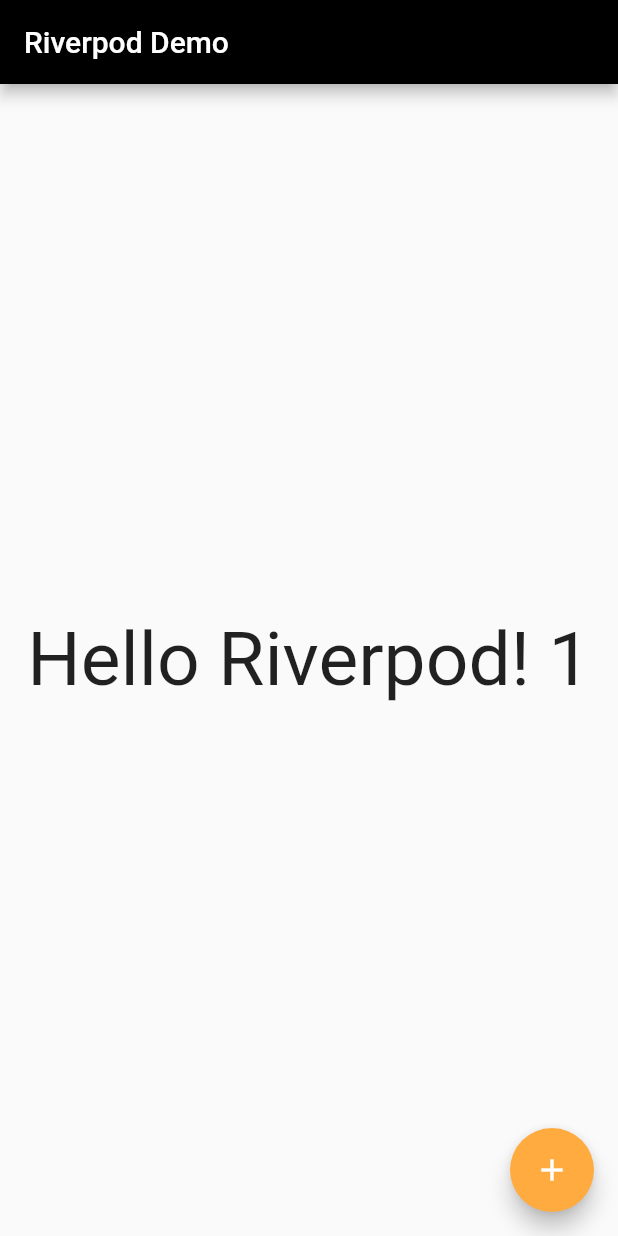
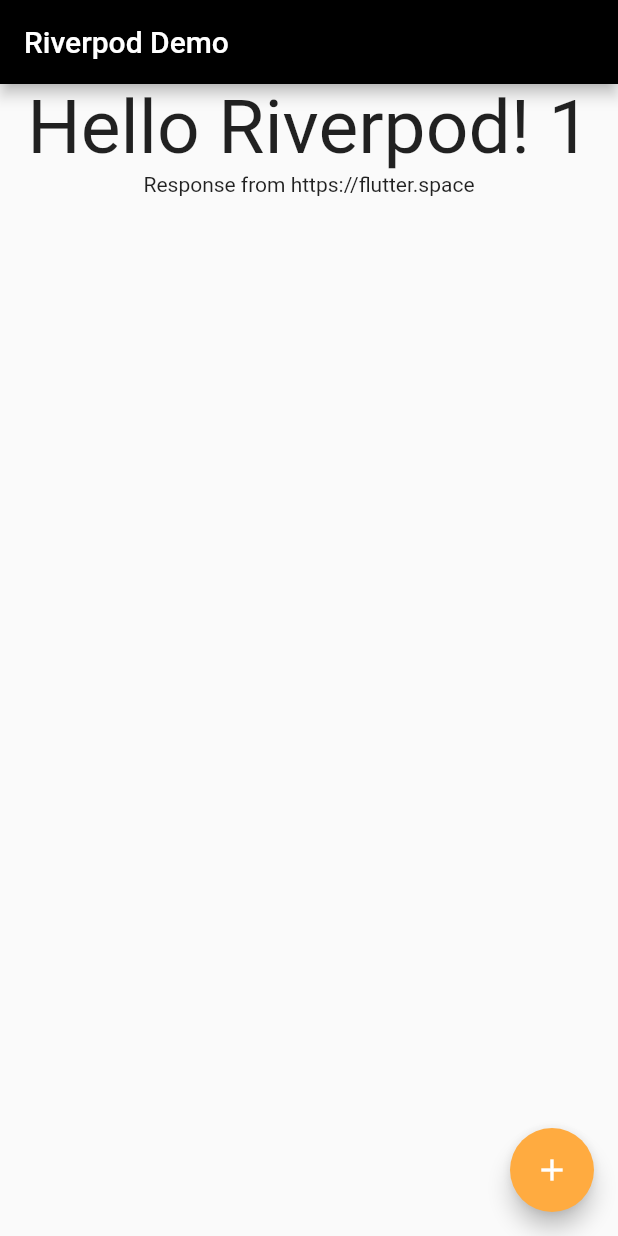
Before and after one commit to omdxp/riverpod_demo, a Flutter app: the screen it shows after launch, after a tap on the "add" icon, on a phone screen of 412 x 824 dp. Run offline on Flutter 3.47's test engine with Material 2 defaults, Android fonts, the phone set to English and light mode, and no system bars; our stand-ins replace flutter_riverpod.

Commit message:
Future provider.

```diff
--- a/lib/src/screens/home.dart
+++ b/lib/src/screens/home.dart
@@ -6,7 +6,9 @@ class Home extends StatelessWidget {
   @override
   Widget build(BuildContext context) {
     return Center(
-      child: Consumer(
+      child: Column(
+        children: [
+          Consumer(
             builder: (context, watch, child) {
               final greetingText = watch(greetingProvider);
               final count = watch(incrementProvider);
@@ -16,6 +18,19 @@ class Home extends StatelessWidget {
               );
             },
           ),
+          Consumer(builder: (context, watch, child) {
+            final responseAsyncValue =
+                watch(responseProvider('https://flutter.space'));
+            return responseAsyncValue.map(
+                data: (_) => Text(_.value),
+                loading: (_) => CircularProgressIndicator(),
+                error: (_) => Text(
+                      _.error.toString(),
+                      style: TextStyle(color: Colors.red),
+                    ));
+          }),
+        ],
+      ),
     );
   }
 }
--- a/lib/src/utils/providers.dart
+++ b/lib/src/utils/providers.dart
@@ -3,6 +3,13 @@ import 'package:flutter_riverpod/flutter_riverpod.dart';
 
 final greetingProvider = Provider((ref) => 'Hello Riverpod!');
 final incrementProvider = ChangeNotifierProvider((ref) => IncrementNotifier());
+final fakeHttpClientProvider = Provider((ref) => FakeHttpClient());
+
+final responseProvider =
+    FutureProvider.autoDispose.family<String, String>((ref, url) async {
+  final httpClient = ref.read(fakeHttpClientProvider);
+  return httpClient.get(url);
+});
 
 class IncrementNotifier extends ChangeNotifier {
   int _value = 0;
@@ -13,3 +20,10 @@ class IncrementNotifier extends ChangeNotifier {
     notifyListeners();
   }
 }
+
+class FakeHttpClient {
+  Future<String> get(String url) async {
+    await Future.delayed(const Duration(seconds: 1));
+    return 'Response from $url';
+  }
+}
```
Lines whose indentation alone changed are shown as unchanged.
